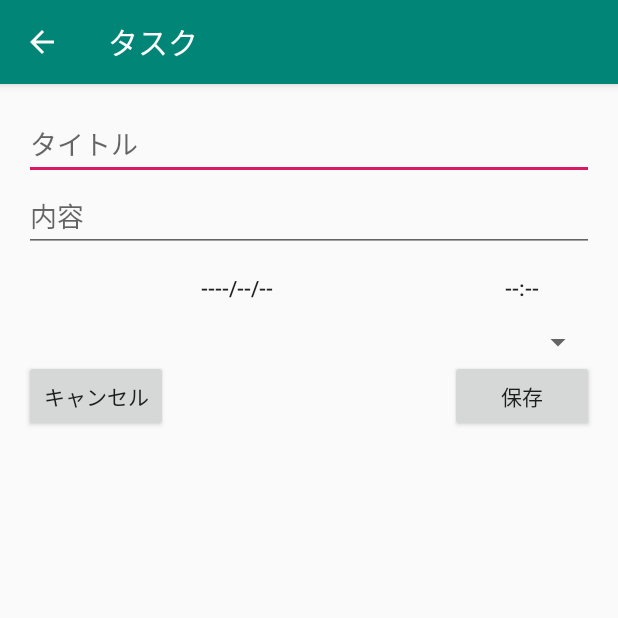
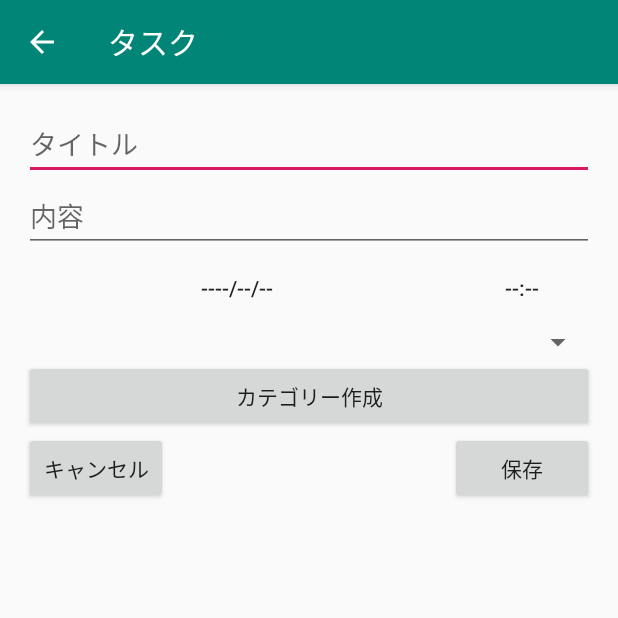
Before and after one commit to ie-katsuya/TaskApp, an Android app: the screen it shows after launch (InputActivity), after a tap on an icon or button, on a phone screen of 412 x 824 dp, the top half of it. Run offline under Robolectric (Android 15) with nearby library versions, the phone set to English and light mode, and no system bars; libraries missing offline, so code that uses them is left out: io.realm, io.realm.annotations; 19 statements that could not run were skipped.

Commit message:
発展課題

```diff
--- a/app/src/main/java/com/example/taskapp/InputActivity.kt
+++ b/app/src/main/java/com/example/taskapp/InputActivity.kt
@@ -13,11 +13,10 @@ import android.widget.AdapterView
 import android.widget.Spinner
 import io.realm.Realm
 import io.realm.RealmChangeListener
-import io.realm.Sort
 import kotlinx.android.synthetic.main.content_input.*
 import java.util.*
 
-class InputActivity : AppCompatActivity(){
+class InputActivity : AppCompatActivity(), View.OnClickListener {
 
     private var mYear = 0
     private var mMonth = 0
@@ -138,6 +137,7 @@ class InputActivity : AppCompatActivity(){
             times_button.text = timeString
         }
 
+        category_button.setOnClickListener(this)
     }
 
     private fun addTask() {
@@ -228,4 +228,10 @@ class InputActivity : AppCompatActivity(){
         mHour = calendar.get(Calendar.HOUR_OF_DAY)
         mMinute = calendar.get(Calendar.MINUTE)
     }
+
+    override fun onClick(v: View) {
+        val intent = Intent(this, InputCategory::class.java)
+        startActivity(intent)
+    }
+
 }
--- a/app/src/main/java/com/example/taskapp/InputCategory.kt
+++ b/app/src/main/java/com/example/taskapp/InputCategory.kt
@@ -26,7 +26,7 @@ class InputCategory : AppCompatActivity(), View.OnClickListener {
             Toast.makeText(applicationContext, "カテゴリーを追加しました", Toast.LENGTH_SHORT).show()
             categoryname = category_edit.text.toString()
             addTask()
-            val intent = Intent(this, MainActivity::class.java)
+            val intent = Intent(this, InputActivity::class.java)
             startActivity(intent)
         }
     }
--- a/app/src/main/java/com/example/taskapp/MainActivity.kt
+++ b/app/src/main/java/com/example/taskapp/MainActivity.kt
@@ -17,7 +17,7 @@ import kotlinx.android.synthetic.main.activity_main.*
 
 const val EXTRA_TASK = "com.example.taskapp.TASK"
 
-class MainActivity : AppCompatActivity(),View.OnClickListener {
+class MainActivity : AppCompatActivity(){
     private lateinit var mRealm: Realm
 
     private val mRealmListener = object : RealmChangeListener<Realm> {
@@ -103,8 +103,6 @@ class MainActivity : AppCompatActivity(),View.OnClickListener {
 
             true
         }
-
-        category_button.setOnClickListener(this)
     }
 
     private fun reloadListView(select: Int) {
@@ -131,11 +129,6 @@ class MainActivity : AppCompatActivity(),View.OnClickListener {
         // 表示を更新するために、アダプターにデータが変更されたことを知らせる
         mTaskAdapter.notifyDataSetChanged()
 
-    }
-
-    override fun onClick(v: View) {
-        val intent = Intent(this, InputCategory::class.java)
-        startActivity(intent)
     }
 
     override fun onResume() {
--- a/app/src/main/res/layout/activity_main.xml
+++ b/app/src/main/res/layout/activity_main.xml
@@ -22,12 +22,6 @@
             android:layout_alignParentBottom="true"
             android:layout_marginTop="0dp" android:layout_marginBottom="0dp"/>
 
-    <Button
-        android:id="@+id/category_button"
-        android:layout_width="wrap_content"
-        android:layout_height="wrap_content"
-        android:layout_alignParentBottom="true"
-        android:text="カテゴリー作成" android:layout_marginRight="0dp"/>
 
     <android.support.design.widget.FloatingActionButton
             android:id="@+id/fab"
--- a/app/src/main/res/layout/content_input.xml
+++ b/app/src/main/res/layout/content_input.xml
@@ -46,16 +46,23 @@
             android:id="@+id/done_button"
             android:layout_width="96dp"
             android:layout_height="wrap_content"
-            android:layout_below="@id/spinner_category"
+            android:layout_below="@id/category_button"
             android:layout_alignParentRight="true"
             android:text="保存" />
     <Button
             android:id="@+id/cancell_button"
             android:layout_width="96dp"
             android:layout_height="wrap_content"
-            android:layout_below="@id/spinner_category"
+            android:layout_below="@id/category_button"
             android:layout_alignParentLeft="true"
             android:text="キャンセル" />
+
+    <Button
+            android:id="@+id/category_button"
+            android:layout_width="match_parent"
+            android:layout_height="wrap_content"
+            android:layout_below="@id/spinner_category"
+            android:text="カテゴリー作成" android:layout_marginRight="0dp"/>
 
     <Spinner
             android:id="@+id/spinner_category"
```
